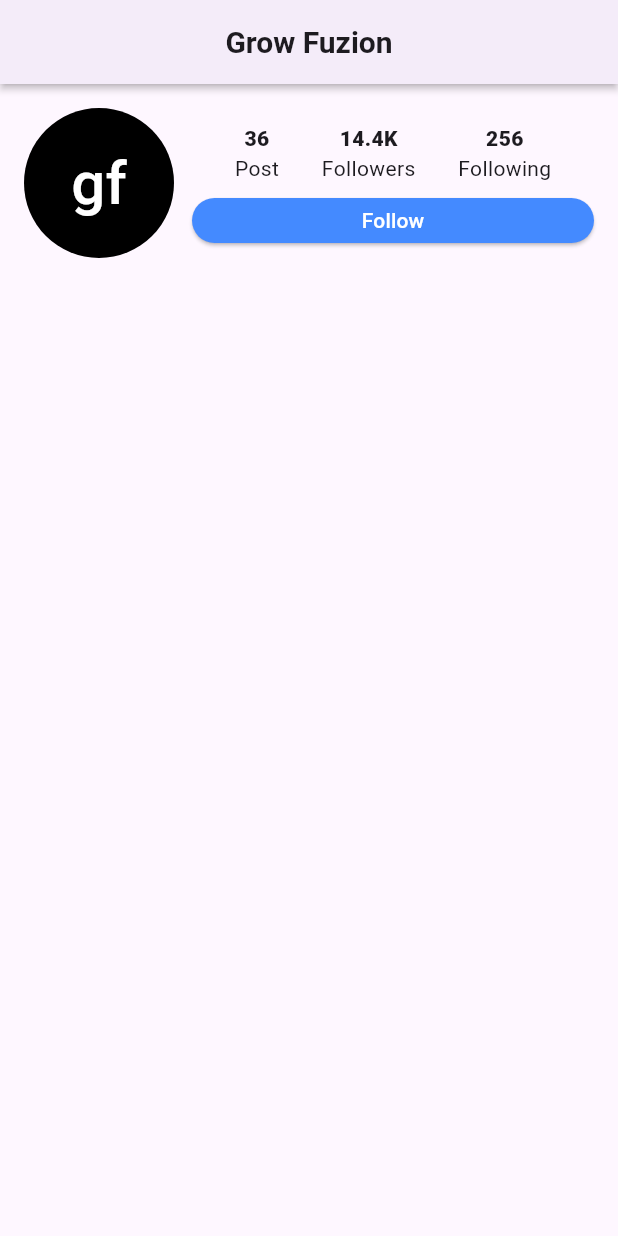
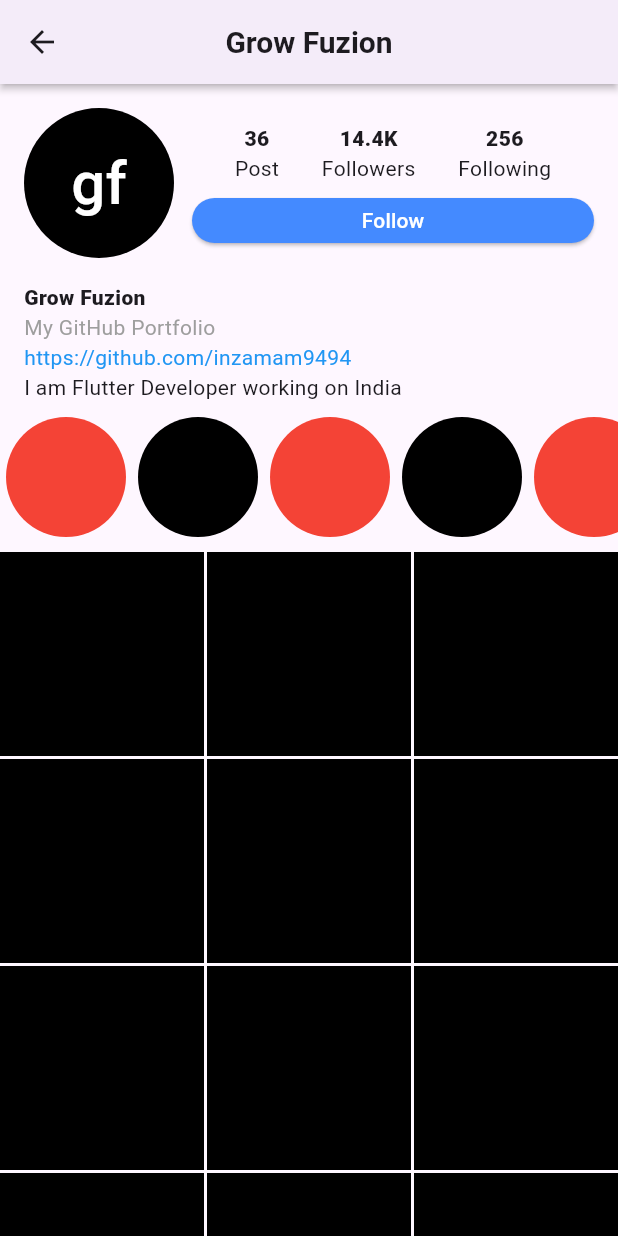
Before and after one commit to inzamam9494/flutter_practice, a Flutter app: the InstaProfilePage screen opened directly, on a phone screen of 412 x 824 dp. Run offline on Flutter 3.47's test engine with Material 3 defaults, Android fonts, the phone set to English and light mode, and no system bars; our stand-ins replace firebase_core; accounts and stored records are empty; network calls fail.

```diff
--- a/lib/pages/insta_profile_page.dart
+++ b/lib/pages/insta_profile_page.dart
@@ -22,12 +22,13 @@ class _InstaProfilePageState extends State<InstaProfilePage> {
         elevation: 2,
       ),
       body: Container(
-        padding: const EdgeInsets.all(16),
         width: MediaQuery.of(context).size.width,
         child: Column(
+          crossAxisAlignment: CrossAxisAlignment.start,
           children: [
             // Profile Pics
             Container(
+              padding: const EdgeInsets.all(16),
               child: Row(
                 children: [
                   const CircleAvatar(
@@ -72,11 +73,59 @@ class _InstaProfilePageState extends State<InstaProfilePage> {
               ),
             ),
             // Profile Bio
-            Container(),
+            Container(
+              padding: const EdgeInsets.symmetric(horizontal: 16),
+              child: Column(
+                crossAxisAlignment: CrossAxisAlignment.start,
+                children: [
+                  Text("Grow Fuzion",style: TextStyle(
+                    fontWeight: FontWeight.w800
+                  ),),
+                  Text("My GitHub Portfolio",
+                  style: TextStyle(
+                    color: Colors.grey.shade500
+                  ),),
+                  Text("https://github.com/inzamam9494",
+                  style: TextStyle(
+                    color: Colors.blue
+                  ),),
+                  Text("I am Flutter Developer working on India"),
+                ],
+              ),
+            ),
             // Highlights
-            Container(),
+            Container(
+              height: 100,
+              child: ListView.builder(
+                scrollDirection: Axis.horizontal,
+                itemCount: 10,
+                  itemBuilder: (context, index){
+                  return Padding(
+                    padding: EdgeInsets.symmetric(horizontal: 4),
+                    child:  CircleAvatar(
+                      backgroundColor: index%2 == 0 ? Colors.red : Colors.black,
+                      maxRadius: 40,
+                    ),
+                  );
+                  }),
+            ),
             // Profile Grid
-            Container()
+            Expanded(
+              child: Container(
+                child: GridView.builder(
+                  itemCount: 100,
+                    gridDelegate: SliverGridDelegateWithFixedCrossAxisCount(
+                      crossAxisCount: 3,
+                      crossAxisSpacing: 2,
+                      mainAxisSpacing: 2
+                    ),
+                    itemBuilder: (index, context){
+                    return Container(
+                      color: Colors.black,
+                    );
+                    }),
+              ),
+            )
           ],
         ),
       ),
--- a/pubspec.yaml
+++ b/pubspec.yaml
@@ -35,6 +35,7 @@ dependencies:
   # The following adds the Cupertino Icons font to your application.
   # Use with the CupertinoIcons class for iOS style icons.
   cupertino_icons: ^1.0.2
+  firebase_core: ^2.27.0
 
 dev_dependencies:
   flutter_test:
```
Also changed, not shown: lib/main.dart (+7 -2 lines), lib/pages/authentication_form.dart (added, +85 -0 lines), lib/pages/insta_home_page.dart (+101 -0 lines), pubspec.lock, 2 other files.
